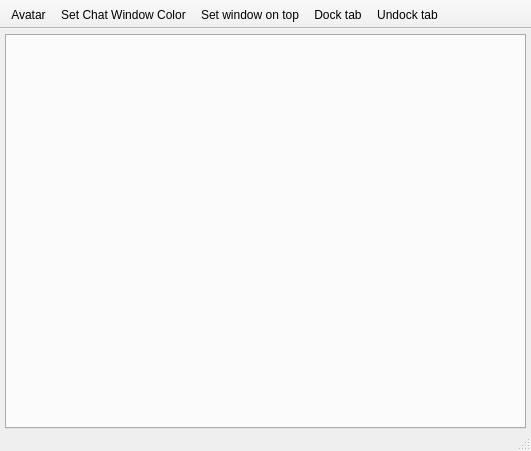
The window that retroshare-gui/src/gui/chat/PopupChatWindow.ui (RetroShare/RetroShare) describes before a commit, drawn with Qt 5.
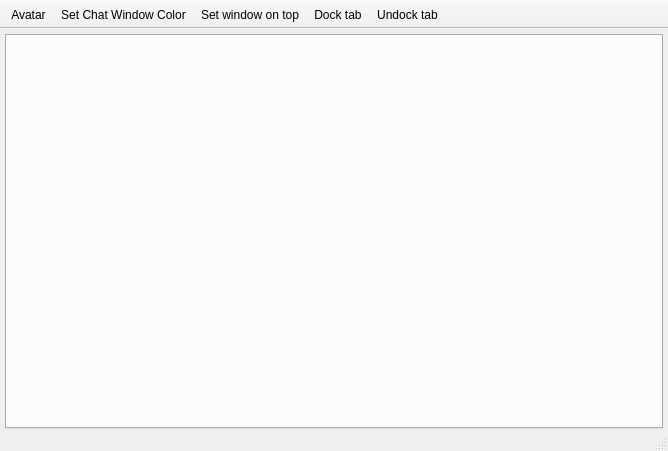
The same window after the commit. Icons and pictures are not drawn. Custom widgets are drawn as their Qt base class.

What changed in the file:
```diff
--- a/retroshare-gui/src/gui/chat/PopupChatWindow.ui
+++ b/retroshare-gui/src/gui/chat/PopupChatWindow.ui
@@ -6,7 +6,7 @@
    <rect>
     <x>0</x>
     <y>0</y>
-    <width>531</width>
+    <width>668</width>
     <height>451</height>
    </rect>
   </property>
```
